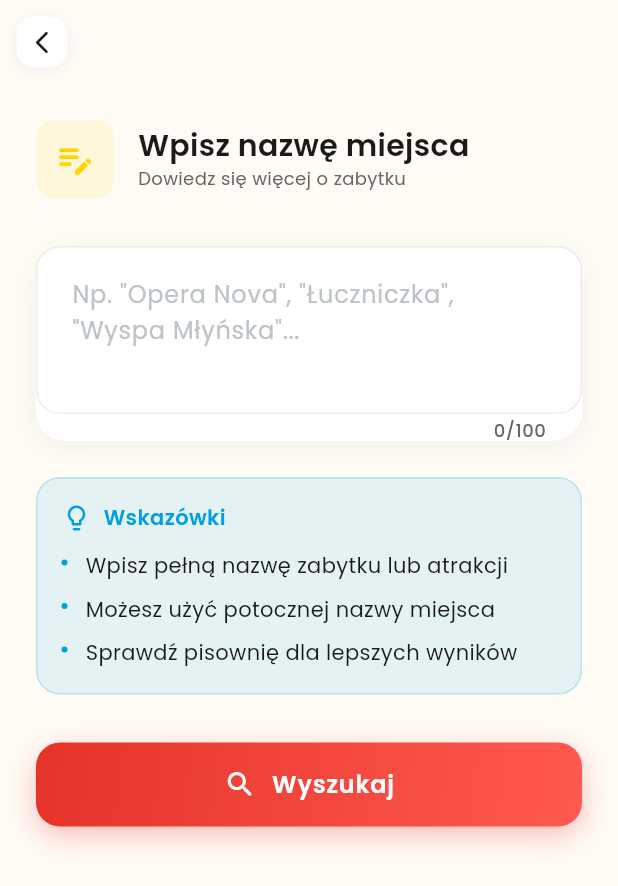
After one commit to dawidope/bydgoszcz-mobile, a Flutter app: the DescriptionPage screen opened by its route, on a phone screen of 412 x 824 dp. The commit adds this screen. Shown: the top 886 px of the screen. Run offline on Flutter 3.47's test engine with Material 3 defaults, Android fonts, the phone set to English and light mode, and no system bars; our stand-ins replace dio, equatable, flutter_bloc, flutter_dotenv, freezed_annotation, get_it and 5 more; accounts and stored records are empty.

Commit message:
Getting info from description

```diff
--- a/lib/presentation/bloc/monument_recognition_cubit.dart
+++ b/lib/presentation/bloc/monument_recognition_cubit.dart
@@ -2,7 +2,6 @@ import 'dart:convert';
 import 'dart:io';
 
 import 'package:bydgoszcz/core/network/openai_service.dart';
-import 'package:bydgoszcz/data/repository/monuments_repository.dart';
 import 'package:bydgoszcz/models/monument.dart';
 import 'package:flutter_bloc/flutter_bloc.dart';
 
@@ -27,14 +26,10 @@ class MonumentRecognitionError extends MonumentRecognitionState {
 // Cubit
 class MonumentRecognitionCubit extends Cubit<MonumentRecognitionState> {
   final OpenAiService _openAiService;
-  final MonumentsRepository _monumentsRepository;
 
-  MonumentRecognitionCubit({
-    required OpenAiService openAiService,
-    required MonumentsRepository monumentsRepository,
-  }) : _openAiService = openAiService,
-       _monumentsRepository = monumentsRepository,
-       super(MonumentRecognitionInitial());
+  MonumentRecognitionCubit({required OpenAiService openAiService})
+    : _openAiService = openAiService,
+      super(MonumentRecognitionInitial());
 
   Future<void> recognizeMonument(String imagePath) async {
     emit(MonumentRecognitionLoading());
--- a/lib/presentation/pages/monuments/camera_page.dart
+++ b/lib/presentation/pages/monuments/camera_page.dart
@@ -60,8 +60,6 @@ class _CameraPageState extends State<CameraPage> {
     return BlocListener<MonumentRecognitionCubit, MonumentRecognitionState>(
       listener: (context, state) {
         if (state is MonumentRecognitionSuccess) {
-          // Nawiguj do szczegółów zabytku, przekazując obiekt Monument
-          // Używamy push zamiast go, żeby pop() działał
           context.push(
             '/monuments/detail/${state.monument.id}',
             extra: state.monument,
--- /dev/null
+++ b/lib/presentation/pages/monuments/description_page.dart
@@ -0,0 +1,327 @@
+import 'package:bydgoszcz/core/theme/app_colors.dart';
+import 'package:bydgoszcz/core/theme/app_typography.dart';
+import 'package:bydgoszcz/presentation/bloc/monument_description_cubit.dart';
+import 'package:bydgoszcz/presentation/widgets/buttons/primary_button.dart';
+import 'package:flutter/material.dart';
+import 'package:flutter_bloc/flutter_bloc.dart';
+import 'package:go_router/go_router.dart';
+
+class DescriptionPage extends StatefulWidget {
+  const DescriptionPage({super.key});
+
+  @override
+  State<DescriptionPage> createState() => _DescriptionPageState();
+}
+
+class _DescriptionPageState extends State<DescriptionPage> {
+  final TextEditingController _descriptionController = TextEditingController();
+
+  @override
+  void dispose() {
+    _descriptionController.dispose();
+    super.dispose();
+  }
+
+  void _getMonumentDetails() {
+    final monumentName = _descriptionController.text.trim();
+    if (monumentName.isNotEmpty) {
+      context.read<MonumentDescriptionCubit>().getMonumentDetails(monumentName);
+    }
+  }
+
+  @override
+  Widget build(BuildContext context) {
+    return BlocListener<MonumentDescriptionCubit, MonumentDescriptionState>(
+      listener: (context, state) {
+        if (state is MonumentDescriptionSuccess) {
+          // Nawiguj do szczegółów zabytku, przekazując obiekt Monument
+          context.push(
+            '/monuments/detail/${state.monument.id}',
+            extra: state.monument,
+          );
+        } else if (state is MonumentDescriptionError) {
+          ScaffoldMessenger.of(context).showSnackBar(
+            SnackBar(
+              content: Text(state.message),
+              backgroundColor: AppColors.error,
+              duration: const Duration(seconds: 4),
+            ),
+          );
+        }
+      },
+      child: Scaffold(
+        backgroundColor: AppColors.background,
+        appBar: AppBar(
+          backgroundColor: Colors.transparent,
+          elevation: 0,
+          leading: IconButton(
+            icon: Container(
+              padding: const EdgeInsets.all(8),
+              decoration: BoxDecoration(
+                color: AppColors.surface,
+                borderRadius: BorderRadius.circular(12),
+                boxShadow: [
+                  BoxShadow(
+                    color: Colors.black.withOpacity(0.05),
+                    blurRadius: 8,
+                    offset: const Offset(0, 2),
+                  ),
+                ],
+              ),
+              child: const Icon(
+                Icons.arrow_back_ios_new_rounded,
+                size: 18,
+                color: AppColors.textPrimary,
+              ),
+            ),
+            onPressed: () => context.pop(),
+          ),
+        ),
+        body: BlocBuilder<MonumentDescriptionCubit, MonumentDescriptionState>(
+          builder: (context, state) {
+            // Fullscreen loader
+            if (state is MonumentDescriptionLoading) {
+              return _buildLoader();
+            }
+
+            return SafeArea(
+              child: SingleChildScrollView(
+                padding: const EdgeInsets.all(24.0),
+                child: Column(
+                  crossAxisAlignment: CrossAxisAlignment.start,
+                  children: [
+                    // Header
+                    _buildHeader(),
+
+                    const SizedBox(height: 32),
+
+                    // Description input
+                    _buildDescriptionInput(),
+
+                    const SizedBox(height: 24),
+
+                    // Tips
+                    _buildTips(),
+
+                    const SizedBox(height: 32),
+
+                    // Submit button
+                    PrimaryButton(
+                      label: 'Wyszukaj',
+                      icon: Icons.search_rounded,
+                      onPressed: _getMonumentDetails,
+                    ),
+                  ],
+                ),
+              ),
+            );
+          },
+        ),
+      ),
+    );
+  }
+
+  Widget _buildHeader() {
+    return Column(
+      crossAxisAlignment: CrossAxisAlignment.start,
+      children: [
+        Row(
+          children: [
+            Container(
+              padding: const EdgeInsets.all(12),
+              decoration: BoxDecoration(
+                color: AppColors.bydgoszczYellow.withOpacity(0.1),
+                borderRadius: BorderRadius.circular(12),
+              ),
+              child: const Icon(
+                Icons.edit_note_rounded,
+                color: AppColors.bydgoszczYellow,
+                size: 28,
+              ),
+            ),
+            const SizedBox(width: 16),
+            Expanded(
+              child: Column(
+                crossAxisAlignment: CrossAxisAlignment.start,
+                children: [
+                  Text(
+                    'Wpisz nazwę miejsca',
+                    style: AppTypography.headlineMedium.copyWith(
+                      color: AppColors.textPrimary,
+                    ),
+                  ),
+                  Text(
+                    'Dowiedz się więcej o zabytku',
+                    style: AppTypography.bodySmall.copyWith(
+                      color: AppColors.textSecondary,
+                    ),
+                  ),
+                ],
+              ),
+            ),
+          ],
+        ),
+      ],
+    );
+  }
+
+  Widget _buildDescriptionInput() {
+    return Container(
+      decoration: BoxDecoration(
+        color: AppColors.surface,
+        borderRadius: BorderRadius.circular(20),
+        boxShadow: [
+          BoxShadow(
+            color: Colors.black.withOpacity(0.05),
+            blurRadius: 16,
+            offset: const Offset(0, 4),
+          ),
+        ],
+      ),
+      child: TextField(
+        controller: _descriptionController,
+        maxLines: 3,
+        maxLength: 100,
+        style: AppTypography.bodyLarge.copyWith(color: AppColors.textPrimary),
+        decoration: InputDecoration(
+          hintText: 'Np. "Opera Nova", "Łuczniczka", "Wyspa Młyńska"...',
+          hintStyle: AppTypography.bodyLarge.copyWith(
+            color: AppColors.textDisabled,
+          ),
+          border: OutlineInputBorder(
+            borderRadius: BorderRadius.circular(20),
+            borderSide: BorderSide.none,
+          ),
+          contentPadding: const EdgeInsets.all(20),
+          counterStyle: AppTypography.labelSmall.copyWith(
+            color: AppColors.textSecondary,
+          ),
+        ),
+      ),
+    );
+  }
+
+  Widget _buildTips() {
+    return Container(
+      padding: const EdgeInsets.all(16),
+      decoration: BoxDecoration(
+        color: AppColors.bydgoszczBlue.withOpacity(0.1),
+        borderRadius: BorderRadius.circular(16),
+        border: Border.all(
+          color: AppColors.bydgoszczBlue.withOpacity(0.2),
+          width: 1,
+        ),
+      ),
+      child: Column(
+        crossAxisAlignment: CrossAxisAlignment.start,
+        children: [
+          Row(
+            children: [
+              Icon(
+                Icons.lightbulb_outline_rounded,
+                color: AppColors.bydgoszczBlue,
+                size: 20,
+              ),
+              const SizedBox(width: 8),
+              Text(
+                'Wskazówki',
+                style: AppTypography.titleSmall.copyWith(
+                  color: AppColors.bydgoszczBlue,
+                  fontWeight: FontWeight.w600,
+                ),
+              ),
+            ],
+          ),
+          const SizedBox(height: 12),
+          _buildTipItem('Wpisz pełną nazwę zabytku lub atrakcji'),
+          const SizedBox(height: 8),
+          _buildTipItem('Możesz użyć potocznej nazwy miejsca'),
+          const SizedBox(height: 8),
+          _buildTipItem('Sprawdź pisownię dla lepszych wyników'),
+        ],
+      ),
+    );
+  }
+
+  Widget _buildTipItem(String text) {
+    return Row(
+      crossAxisAlignment: CrossAxisAlignment.start,
+      children: [
+        Container(
+          margin: const EdgeInsets.only(top: 6),
+          width: 4,
+          height: 4,
+          decoration: BoxDecoration(
+            color: AppColors.bydgoszczBlue,
+            shape: BoxShape.circle,
+          ),
+        ),
+        const SizedBox(width: 12),
+        Expanded(
+          child: Text(
+            text,
+            style: AppTypography.bodyMedium.copyWith(
+              color: AppColors.textPrimary,
+            ),
+          ),
+        ),
+      ],
+    );
+  }
+
+  Widget _buildLoader() {
+    return Container(
+      color: AppColors.background,
+      child: Center(
+        child: Column(
+          mainAxisAlignment: MainAxisAlignment.center,
+          children: [
+            // Animated icon
+            Container(
+              padding: const EdgeInsets.all(32),
+              decoration: BoxDecoration(
+                gradient: AppColors.bydgoszczGradient,
+                shape: BoxShape.circle,
+                boxShadow: [
+                  BoxShadow(
+                    color: AppColors.bydgoszczBlue.withOpacity(0.3),
+                    blurRadius: 24,
+                    spreadRadius: 8,
+                  ),
+                ],
+              ),
+              child: const Icon(
+                Icons.auto_awesome_rounded,
+                size: 48,
+                color: Colors.white,
+              ),
+            ),
+            const SizedBox(height: 32),
+            const CircularProgressIndicator(
+              color: AppColors.primary,
+              strokeWidth: 3,
+            ),
+            const SizedBox(height: 24),
+            Text(
+              'Wyszukuję informacje...',
+              style: AppTypography.titleLarge.copyWith(
+                color: AppColors.textPrimary,
+              ),
+            ),
+            const SizedBox(height: 8),
+            Padding(
+              padding: const EdgeInsets.symmetric(horizontal: 48),
+              child: Text(
+                'Pobieram szczegóły o miejscu',
+                style: AppTypography.bodyMedium.copyWith(
+                  color: AppColors.textSecondary,
+                ),
+                textAlign: TextAlign.center,
+              ),
+            ),
+          ],
+        ),
+      ),
+    );
+  }
+}
--- a/lib/presentation/pages/monuments/monuments_page.dart
+++ b/lib/presentation/pages/monuments/monuments_page.dart
@@ -133,12 +133,12 @@ class MonumentsPage extends StatelessWidget {
         ),
         const SizedBox(height: 16),
         ActionCard.light(
-          title: 'Dodaj opis',
-          subtitle: 'Opisz miejsce, które widzisz',
+          title: 'Wpisz nazwę',
+          subtitle: 'Wyszukaj miejsce po nazwie',
           icon: Icons.edit_note_rounded,
           accentColor: AppColors.bydgoszczYellow,
           onTap: () {
-            // TODO: Navigate to manual description
+            context.push('/monuments/description');
           },
         ),
       ],
--- a/lib/presentation/router/app_router.dart
+++ b/lib/presentation/router/app_router.dart
@@ -4,9 +4,11 @@ import 'package:bydgoszcz/data/repository/monuments_repository.dart';
 import 'package:bydgoszcz/di/injector.dart';
 import 'package:bydgoszcz/models/monument.dart';
 import 'package:bydgoszcz/presentation/bloc/app_cubit.dart';
+import 'package:bydgoszcz/presentation/bloc/monument_description_cubit.dart';
 import 'package:bydgoszcz/presentation/bloc/monument_recognition_cubit.dart';
 import 'package:bydgoszcz/presentation/pages/home/home_page.dart';
 import 'package:bydgoszcz/presentation/pages/monuments/camera_page.dart';
+import 'package:bydgoszcz/presentation/pages/monuments/description_page.dart';
 import 'package:bydgoszcz/presentation/pages/monuments/monument_detail_page.dart';
 import 'package:bydgoszcz/presentation/pages/monuments/monuments_list_page.dart';
 import 'package:bydgoszcz/presentation/pages/monuments/monuments_page.dart';
@@ -46,9 +48,18 @@ class AppRouter {
         builder: (context, state) => BlocProvider(
           create: (context) => MonumentRecognitionCubit(
             openAiService: getIt.get<OpenAiService>(),
+          ),
+          child: const CameraPage(),
+        ),
+      ),
+      GoRoute(
+        path: '/monuments/description',
+        builder: (context, state) => BlocProvider(
+          create: (context) => MonumentDescriptionCubit(
+            openAiService: getIt.get<OpenAiService>(),
             monumentsRepository: getIt.get<MonumentsRepository>(),
           ),
-          child: const CameraPage(),
+          child: const DescriptionPage(),
         ),
       ),
       GoRoute(
```
Also changed, not shown: lib/core/network/openai_service.dart (+95 -1 lines), lib/presentation/bloc/monument_description_cubit.dart (added, +134 -0 lines).
